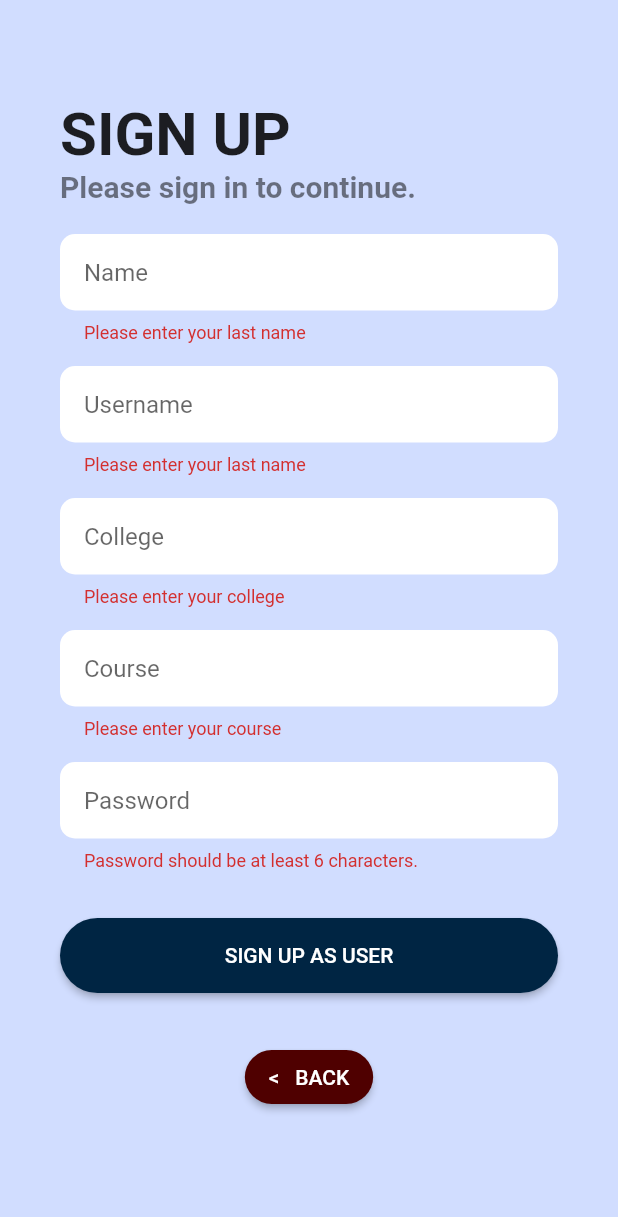
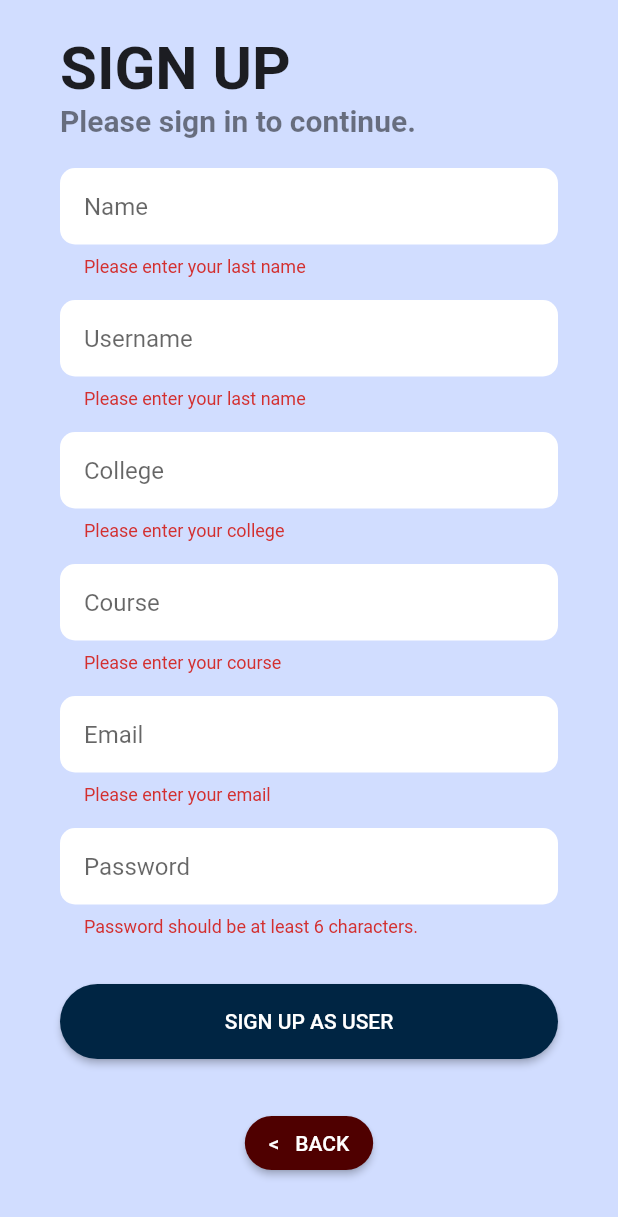
Before and after one commit to CMSC-23-2nd-Sem-2022-2023/project-lisboa_sagun_viray, a Flutter app: the UserSignupPage screen opened directly, after a tap on "SIGN UP AS USER", on a phone screen of 412 x 824 dp. Shown: the top 1217 px of the screen. Run offline on Flutter 3.47's test engine with Material 2 defaults, Android fonts, the phone set to English and light mode, and no system bars; our stand-ins replace cloud_firestore, firebase_auth, firebase_core, qr_flutter; missing offline and left inert: qr_code_scanner; accounts and stored records are empty.

```diff
--- a/cmsc23_project/lib/screens/entrance_monitor/entrance_monitor.dart
+++ b/cmsc23_project/lib/screens/entrance_monitor/entrance_monitor.dart
@@ -78,7 +78,7 @@ class _EntranceMonitorState extends State<EntranceMonitor> {
   }
 
   bool _isVisible = false;
-  Entry entry = Entry(date: "2023-05-01", UID: "3T30G7rbGxOnhHhzDff0Vnb06i82", symptoms: "", hasContact: false);
+  Entry entry = Entry(date: "2023-05-01", UID: "3T30G7rbGxOnhHhzDff0Vnb06i82", symptoms: [], hasContact: false);
 
   Widget profileBuilder() {
     return Center(
--- a/cmsc23_project/lib/screens/signup/user_signup.dart
+++ b/cmsc23_project/lib/screens/signup/user_signup.dart
@@ -17,6 +17,7 @@ class _UserSignupPageState extends State<UserSignupPage> {
     TextEditingController passwordController = TextEditingController();
     TextEditingController nameController = TextEditingController();
     TextEditingController usernameController = TextEditingController();
+    TextEditingController emailController = TextEditingController();
     TextEditingController collegeController = TextEditingController();
     TextEditingController studnoController = TextEditingController();
     TextEditingController courseController = TextEditingController();
@@ -168,6 +169,50 @@ class _UserSignupPageState extends State<UserSignupPage> {
       },
     );
 
+    final email = TextFormField(
+      controller: emailController,
+      decoration: InputDecoration(
+        hintText: 'Email',
+        border: OutlineInputBorder(
+          borderRadius: BorderRadius.circular(10),
+          borderSide: BorderSide(
+            width: 0,
+            style: BorderStyle.none,
+          ),
+        ),
+        filled: true,
+        contentPadding: EdgeInsets.all(16),
+        fillColor: Colors.white,
+      ),
+      validator: (value) {
+        // FirebaseAuth _firebaseAuth = FirebaseAuth.instance;
+
+        // Future<bool> isEmailAlreadyInUse(String email) async {
+        //   try {
+        //     final result =
+        //         await _firebaseAuth.fetchSignInMethodsForEmail(email);
+        //     return result.isNotEmpty;
+        //   } catch (e) {
+        //     // Handle any errors that occur during the process
+        //     print('Error checking email usage: $e');
+        //     return false;
+        //   }
+        // }
+
+        // bool emailExists =
+        //           await isEmailAlreadyInUse(emailController.text);
+
+        if (value == null || value.isEmpty) {
+          return 'Please enter your email';
+        } else if (!(RegExp(
+                r"^[a-zA-Z0-9.a-zA-Z0-9.!#$%&'*+-/=?^_`{|}~]+@[a-zA-Z0-9]+\.[a-zA-Z]+")
+            .hasMatch(value))) {
+          return 'Invalid email format';
+        }
+        return null;
+      },
+    );
+
     // sign up button will direct you to sign up page
     final SignupButton = Padding(
         padding: const EdgeInsets.symmetric(vertical: 16.0),
@@ -186,6 +231,11 @@ class _UserSignupPageState extends State<UserSignupPage> {
             onPressed: () async {
               if (_formKey.currentState!.validate()) {
                 _formKey.currentState?.save();
+                UserRecord user = UserRecord(id: '', fname: nameController.text, lname: nameController.text, email: emailController.text, entries: []);
+                await context
+                      .read<AuthProvider>()
+                      .signUp(emailController.text,
+                          passwordController.text, user);
 
                 // bool emailExists = await isEmailAlreadyInUse(email);
                 // if (emailExists) {
@@ -291,6 +341,10 @@ class _UserSignupPageState extends State<UserSignupPage> {
                     SizedBox(
                       height: 15,
                     ),
+                    email,
+                    SizedBox(
+                      height: 15,
+                    ),
                     password,
                     SizedBox(
                       height: 15,
```
